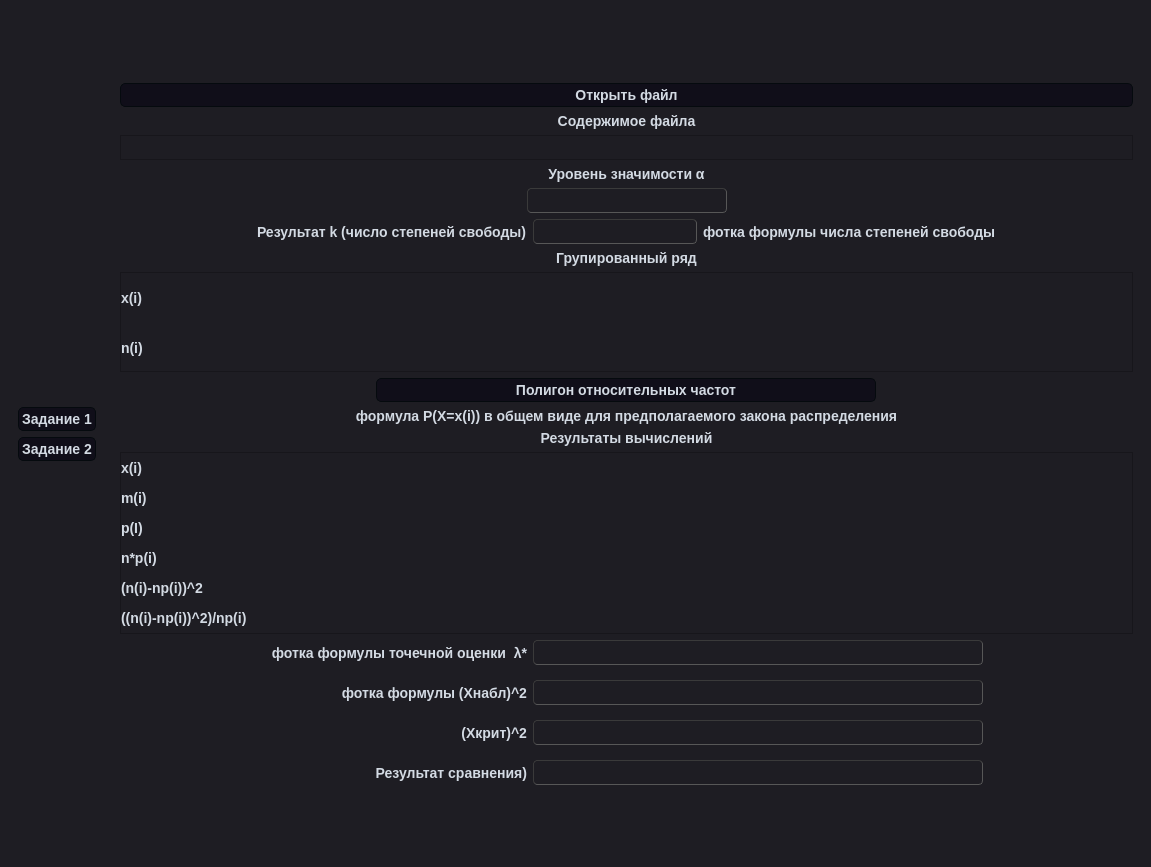
Before: the Qt Designer form interface.ui in T-LORE/tv_lr6, drawn with Qt 5.
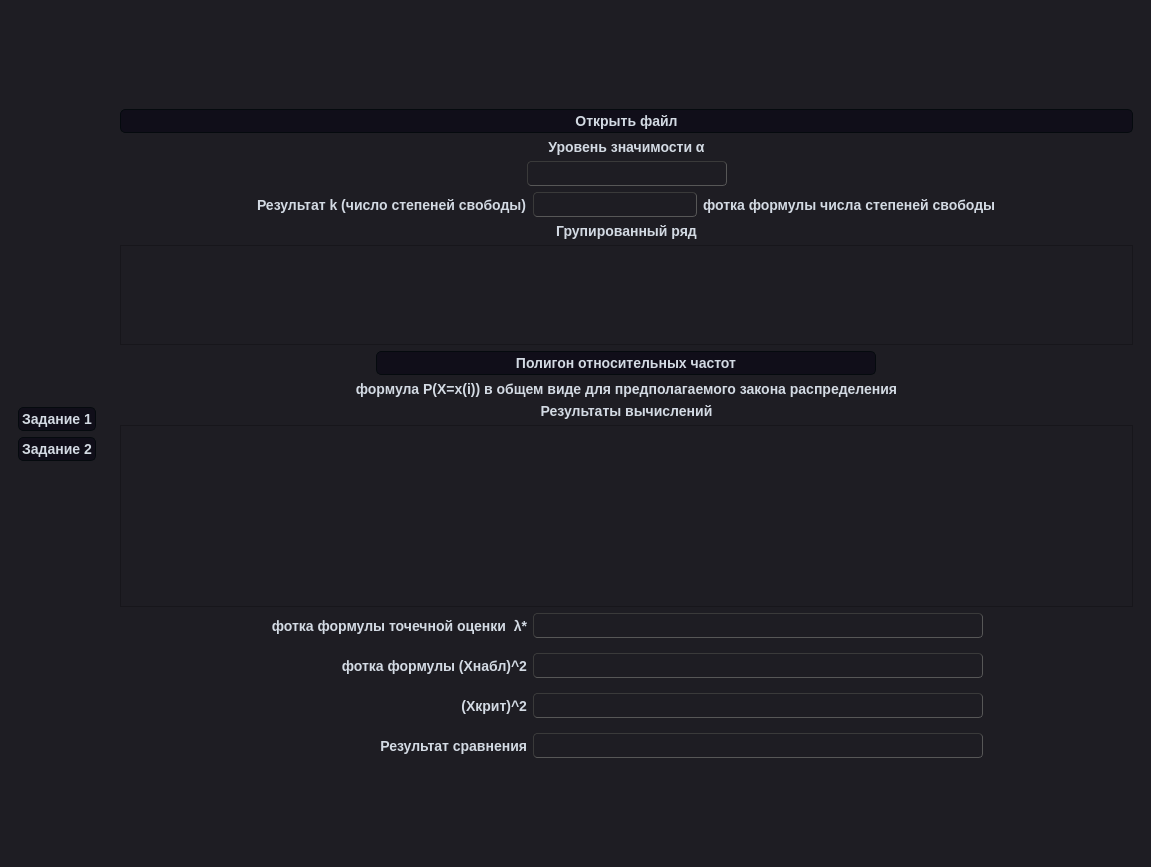
After: the same form once the commit is applied. The open tabs and pages were chosen to show the change.

Commit message: Вернул потерянные из-за merge конфликта изменения

```diff
--- a/interface.ui
+++ b/interface.ui
@@ -404,7 +404,7 @@
              <bool>true</bool>
             </attribute>
             <attribute name="verticalHeaderVisible">
-             <bool>true</bool>
+             <bool>false</bool>
             </attribute>
             <attribute name="verticalHeaderDefaultSectionSize">
              <number>50</number>
@@ -461,6 +461,9 @@
             <attribute name="horizontalHeaderVisible">
              <bool>false</bool>
             </attribute>
+            <attribute name="verticalHeaderVisible">
+             <bool>false</bool>
+            </attribute>
             <row>
              <property name="text">
               <string>x(i)</string>
@@ -512,52 +515,6 @@
             <property name="rightMargin">
              <number>0</number>
             </property>
-            <item>
-             <widget class="QLabel" name="label">
-              <property name="layoutDirection">
-               <enum>Qt::LeftToRight</enum>
-              </property>
-              <property name="text">
-               <string>Содержимое файла</string>
-              </property>
-              <property name="alignment">
-               <set>Qt::AlignCenter</set>
-              </property>
-             </widget>
-            </item>
-            <item>
-             <widget class="QTextEdit" name="fileBuffer">
-              <property name="sizePolicy">
-               <sizepolicy hsizetype="Minimum" vsizetype="Minimum">
-                <horstretch>0</horstretch>
-                <verstretch>0</verstretch>
-               </sizepolicy>
-              </property>
-              <property name="maximumSize">
-               <size>
-                <width>16777215</width>
-                <height>25</height>
-               </size>
-              </property>
-              <property name="verticalScrollBarPolicy">
-               <enum>Qt::ScrollBarAlwaysOff</enum>
-              </property>
-              <property name="horizontalScrollBarPolicy">
-               <enum>Qt::ScrollBarAlwaysOff</enum>
-              </property>
-              <property name="readOnly">
-               <bool>true</bool>
-              </property>
-              <property name="html">
-               <string>&lt;!DOCTYPE HTML PUBLIC &quot;-//W3C//DTD HTML 4.0//EN&quot; &quot;http://www.w3.org/TR/REC-html40/strict.dtd&quot;&gt;
-&lt;html&gt;&lt;head&gt;&lt;meta name=&quot;qrichtext&quot; content=&quot;1&quot; /&gt;&lt;meta charset=&quot;utf-8&quot; /&gt;&lt;style type=&quot;text/css&quot;&gt;
-p, li { white-space: pre-wrap; }
-hr { height: 1px; border-width: 0; }
-&lt;/style&gt;&lt;/head&gt;&lt;body style=&quot; font-family:'Arial','sans-serif'; font-size:14px; font-weight:700; font-style:normal;&quot;&gt;
-&lt;p style=&quot;-qt-paragraph-type:empty; margin-top:0px; margin-bottom:0px; margin-left:0px; margin-right:0px; -qt-block-indent:0; text-indent:0px;&quot;&gt;&lt;br /&gt;&lt;/p&gt;&lt;/body&gt;&lt;/html&gt;</string>
-              </property>
-             </widget>
-            </item>
             <item>
              <widget class="QLabel" name="label_5">
               <property name="text">
@@ -769,7 +726,7 @@
           <item row="4" column="0">
            <widget class="QLabel" name="formulaXComparasion">
             <property name="text">
-             <string>Результат сравнения)</string>
+             <string>Результат сравнения</string>
             </property>
             <property name="alignment">
              <set>Qt::AlignRight|Qt::AlignTrailing|Qt::AlignVCenter</set>
```
Left out of the diff: 4 changed lines with no effect on the pictures.
